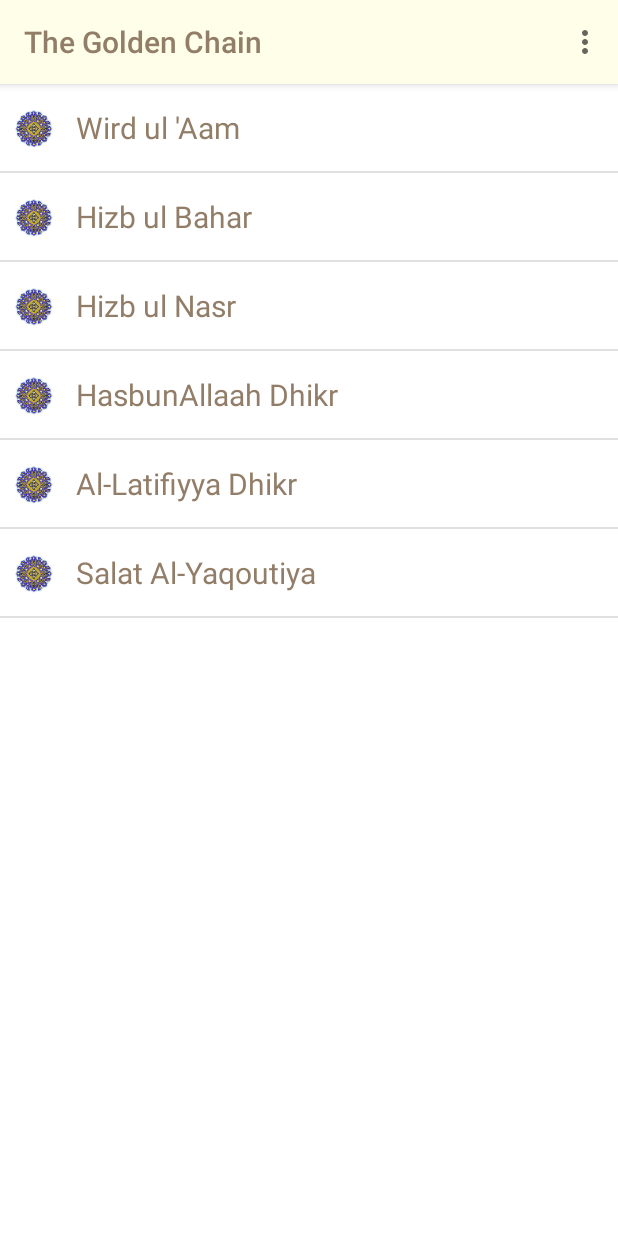
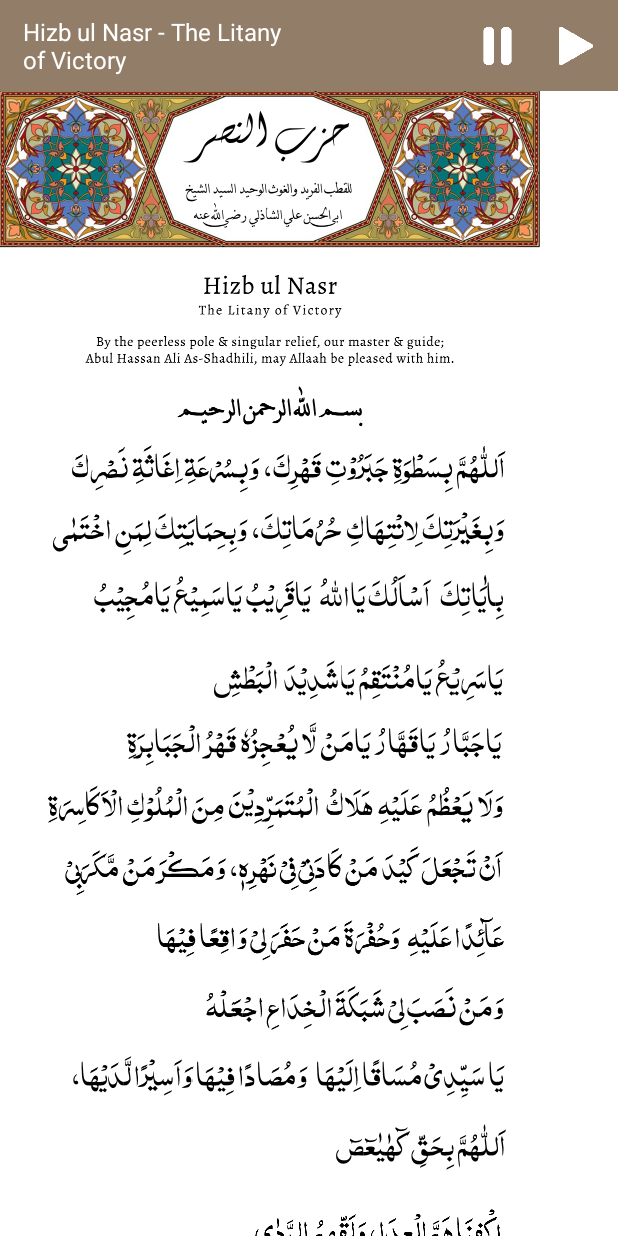
Before and after one commit to Shadhili/TheShadhilliToolikt, an Android app: the DhikrActivity screen opened directly, with no data from a screen before it, after a tap on "Hizb ul Nasr", on a phone screen of 412 x 824 dp. Run offline under Robolectric (Android 15) with nearby library versions, the phone set to English and light mode, and no system bars.

Commit message:
Added Hizb al nasr

```diff
--- a/app/src/main/AndroidManifest.xml
+++ b/app/src/main/AndroidManifest.xml
@@ -42,6 +42,15 @@
                 android:value="com.test.haseeb.shadhillitoolikthomepage.DhikrActivity" />
         </activity>
         <activity
+            android:name=".nasractivity"
+            android:configChanges="orientation|keyboardHidden"
+            android:label="@string/app_name"
+            android:parentActivityName=".DhikrActivity" >
+            <meta-data
+                android:name="android.support.PARENT_ACTIVITY"
+                android:value="com.test.haseeb.shadhillitoolikthomepage.DhikrActivity" />
+        </activity>
+        <activity
             android:name=".SplashActivity"
             android:configChanges="orientation|keyboardHidden"
             android:label="@string/title_activity_splash"
--- a/app/src/main/java/com/test/haseeb/shadhillitoolikthomepage/DhikrActivity.java
+++ b/app/src/main/java/com/test/haseeb/shadhillitoolikthomepage/DhikrActivity.java
@@ -46,6 +46,10 @@ public class DhikrActivity extends ActionBarActivity {
                     Intent myIntent = new Intent(getApplicationContext(), hizbbahractivity.class);
                     startActivity(myIntent);
                 }
+                if (position == 2) {
+                    Intent myIntent = new Intent(getApplicationContext(), nasractivity.class);
+                    startActivity(myIntent);
+                }
 
             }
         });
--- /dev/null
+++ b/app/src/main/java/com/test/haseeb/shadhillitoolikthomepage/nasractivity.java
@@ -0,0 +1,75 @@
+package com.test.haseeb.shadhillitoolikthomepage;
+
+import android.app.Activity;
+import android.media.MediaPlayer;
+import android.os.Bundle;
+import android.support.v7.widget.DefaultItemAnimator;
+import android.support.v7.widget.LinearLayoutManager;
+import android.support.v7.widget.RecyclerView;
+import android.view.View;
+import android.widget.Button;
+import android.widget.ImageButton;
+
+
+/**
+ * Created by Haseeb on 16/09/2015.
+ */
+public class nasractivity extends Activity {
+
+
+    @Override
+    protected void onCreate(Bundle savedInstanceState) {
+        super.onCreate(savedInstanceState);
+        setContentView(R.layout.activity_nasr);
+        // 1. get a reference to recyclerView
+        RecyclerView recyclerView = (RecyclerView) findViewById(R.id.recyclerView);
+
+        // this is data fro recycler view
+        ItemData itemsData[] = { new ItemData("",R.drawable.hn1),
+                new ItemData("",R.drawable.hn2),
+                new ItemData("",R.drawable.hn3),
+                new ItemData("",R.drawable.hn4),
+                new ItemData("",R.drawable.hn5),
+                new ItemData("",R.drawable.hn6),
+                new ItemData("",R.drawable.hn7),
+                new ItemData("",R.drawable.hn8),
+                new ItemData("",R.drawable.hn9)
+
+        };
+
+        // 2. set layoutManger
+        recyclerView.setLayoutManager(new LinearLayoutManager(this));
+        // 3. create an adapter
+        nasradapter mAdapter = new nasradapter(itemsData);
+        // 4. set adapter
+        recyclerView.setAdapter(mAdapter);
+        // 5. set item animator to DefaultAnimator
+        recyclerView.setItemAnimator(new DefaultItemAnimator());
+
+        final MediaPlayer mp = MediaPlayer.create(this, R.raw.nasr);
+
+        Button playwird = (Button) findViewById(R.id.playwird);
+        playwird.performClick();
+        playwird.setOnClickListener(new View.OnClickListener() {
+
+            public void onClick(View view) {
+
+
+                mp.start();
+            }
+
+
+        });
+        ImageButton pausewird = (ImageButton) findViewById(R.id.pausewird);
+
+        pausewird.setOnClickListener(new View.OnClickListener() {
+            public void onClick(View view) {
+
+
+                mp.pause();
+
+            }
+
+
+
+        });}}
--- /dev/null
+++ b/app/src/main/java/com/test/haseeb/shadhillitoolikthomepage/nasradapter.java
@@ -0,0 +1,66 @@
+package com.test.haseeb.shadhillitoolikthomepage;
+
+import android.support.v7.widget.RecyclerView;
+import android.view.LayoutInflater;
+import android.view.View;
+import android.view.ViewGroup;
+import android.widget.ImageView;
+import android.widget.TextView;
+
+/**
+ * Created by Haseeb on 16/09/2015.
+ */
+    public class nasradapter extends RecyclerView.Adapter<nasradapter.ViewHolder> {
+        private ItemData[] ItemData;
+
+        public nasradapter(ItemData[] ItemData) {
+            this.ItemData = ItemData;
+        }
+
+        // Create new views (invoked by the layout manager)
+        @Override
+        public nasradapter.ViewHolder onCreateViewHolder(ViewGroup parent,
+                                                         int viewType) {
+            // create a new view
+            View itemLayoutView = LayoutInflater.from(parent.getContext())
+                    .inflate(R.layout.list_row, null);
+
+            // create ViewHolder
+
+            ViewHolder viewHolder = new ViewHolder(itemLayoutView);
+            return viewHolder;
+        }
+
+        // Replace the contents of a view (invoked by the layout manager)
+        @Override
+        public void onBindViewHolder(ViewHolder viewHolder, int position) {
+
+            // - get data from your itemsData at this position
+            // - replace the contents of the view with that itemsData
+
+            viewHolder.txtViewTitle.setText(ItemData[position].getTitle());
+            viewHolder.imgViewIcon.setImageResource(ItemData[position].getImageUrl());
+
+
+        }
+
+        // inner class to hold a reference to each item of RecyclerView
+        public static class ViewHolder extends RecyclerView.ViewHolder {
+
+            public TextView txtViewTitle;
+            public ImageView imgViewIcon;
+
+            public ViewHolder(View itemLayoutView) {
+                super(itemLayoutView);
+                txtViewTitle = (TextView) itemLayoutView.findViewById(R.id.item_title);
+                imgViewIcon = (ImageView) itemLayoutView.findViewById(R.id.item_icon);
+            }
+        }
+
+
+        // Return the size of your itemsData (invoked by the layout manager)
+        @Override
+        public int getItemCount() {
+            return ItemData.length;
+        }
+    }
--- /dev/null
+++ b/app/src/main/res/layout/activity_nasr.xml
@@ -0,0 +1,68 @@
+<LinearLayout xmlns:android="http://schemas.android.com/apk/res/android"
+xmlns:tools="http://schemas.android.com/tools"
+android:layout_width="match_parent"
+android:layout_height="wrap_content"
+android:background="@drawable/gradient_background3"
+android:orientation="vertical"
+tools:context=".nasractivity">
+<RelativeLayout
+    android:layout_width="match_parent"
+    android:layout_height="wrap_content"
+    android:orientation="horizontal"
+    android:background="#927e68"
+
+    >
+
+    <TextView
+        android:layout_width="200dp"
+        android:layout_height="wrap_content"
+        android:text="@string/nasr_title"
+        android:textSize="16sp"
+        android:padding="10dp"
+        android:layout_marginStart="5dp"
+        android:textColor="#ffffff"
+        android:id="@+id/wirdtitle"
+        />
+    <ImageButton
+        android:layout_height="25dp"
+        android:layout_width="30dp"
+        android:id="@+id/pausewird"
+        android:background="@drawable/pause"
+        android:clickable="true"
+        android:layout_gravity="center"
+        android:layout_marginEnd="65dp"
+        android:layout_alignParentEnd="true"
+        android:layout_alignBottom="@+id/playwird"
+
+        />
+    <Button
+        android:layout_height="25dp"
+        android:layout_width="25dp"
+        android:id="@+id/playwird"
+        android:background="@drawable/play"
+        android:clickable="true"
+        android:layout_alignBottom="@id/wirdtitle"
+        android:layout_marginEnd="15dp"
+        android:layout_marginBottom="17.5dp"
+        android:layout_alignParentEnd="true"
+        />
+
+
+
+
+
+</RelativeLayout>
+
+
+
+<android.support.v7.widget.RecyclerView
+    xmlns:android="http://schemas.android.com/apk/res/android"
+    xmlns:tools="http://schemas.android.com/tools"
+    android:id="@+id/recyclerView"
+    android:layout_width="match_parent"
+    android:layout_height="wrap_content"
+    tools:context=".nasractivity"
+    />
+
+
+</LinearLayout>
--- a/app/src/main/res/values/strings.xml
+++ b/app/src/main/res/values/strings.xml
@@ -25,5 +25,6 @@
     <string name="wird_test">Test</string>
     <string name="title_activity_hizbbahractivity">hizbbahractivity</string>
     <string name="hizb_title">Hizb ul Bahar - The Litany of the Sea</string>
+    <string name="nasr_title">Hizb ul Nasr - The Litany of Victory</string>
 
 </resources>
```
Also changed, not shown: app/src/main/res/drawable-xxhdpi/hn1.png (added), app/src/main/res/drawable-xxhdpi/hn2.png (added), app/src/main/res/drawable-xxhdpi/hn3.png (added), app/src/main/res/drawable-xxhdpi/hn4.png (added), app/src/main/res/drawable-xxhdpi/hn5.png (added), app/src/main/res/drawable-xxhdpi/hn6.png (added), app/src/main/res/drawable-xxhdpi/hn7.png (added), app/src/main/res/drawable-xxhdpi/hn8.png (added), app/src/main/res/drawable-xxhdpi/hn9.png (added), 1 other file.
